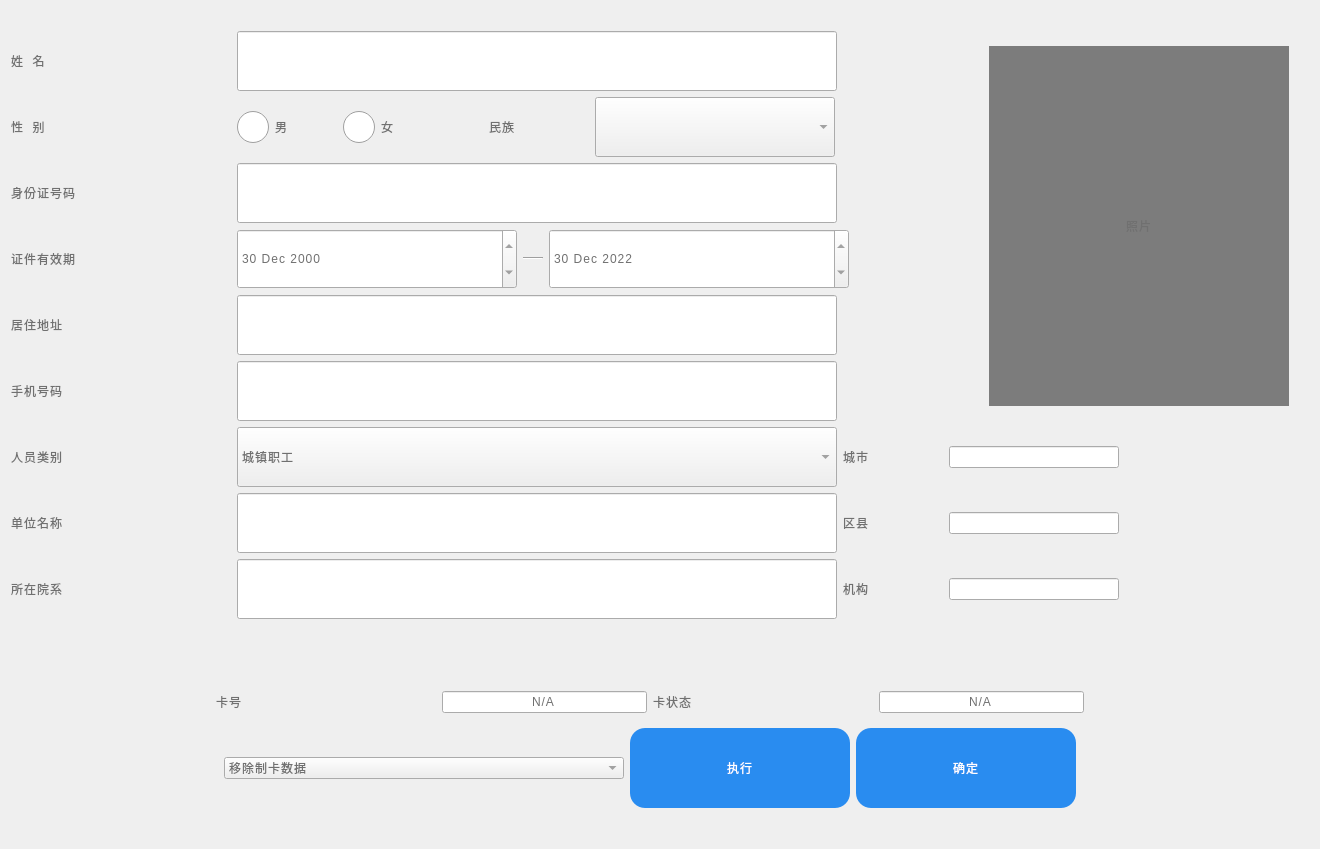
First picture: the form in SSCard_System/sys_sscardapitest.ui, repository leithergit/SSCard_System, before the edit.
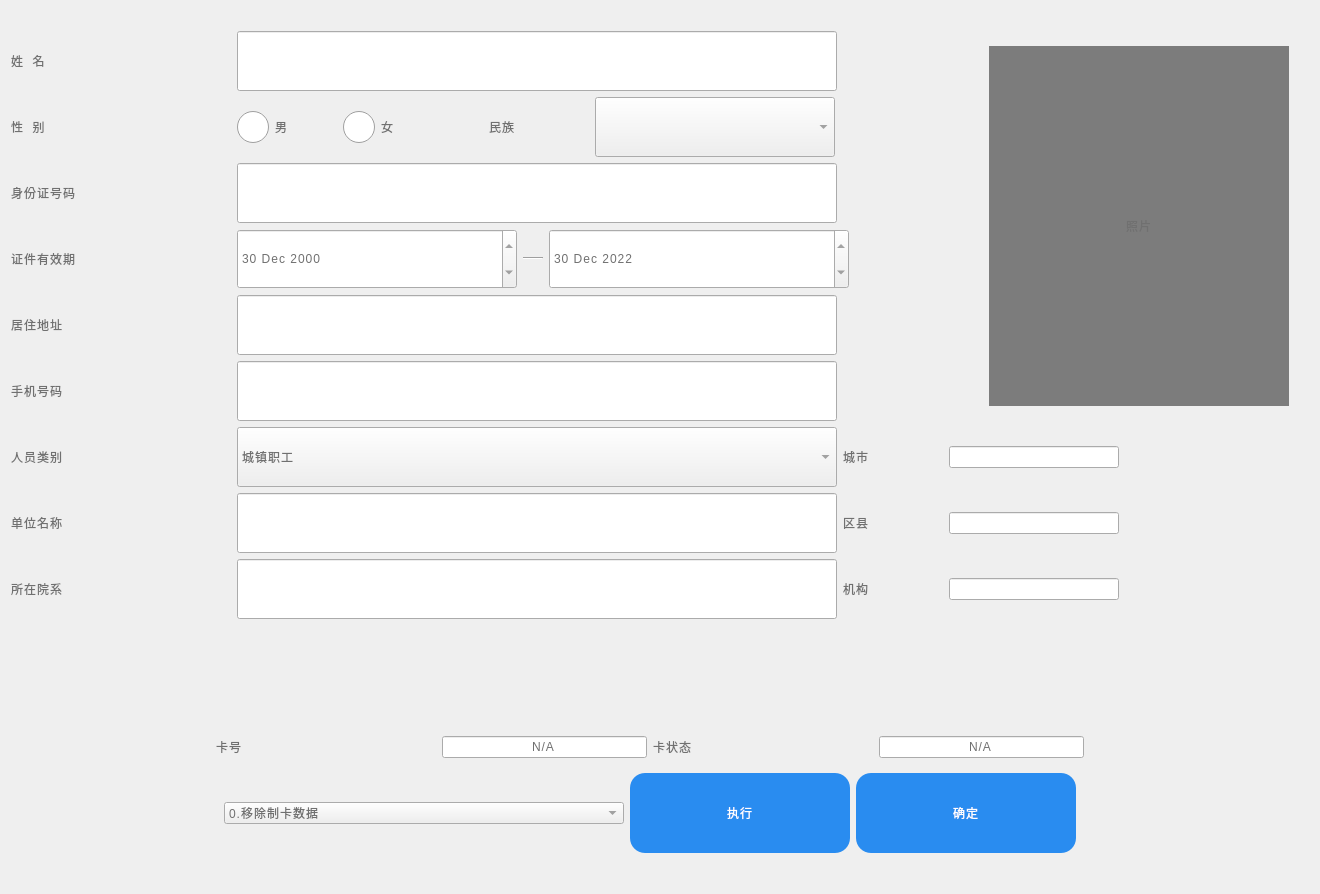
Second picture: the form after the edit. Icons and pictures are not drawn.

Diff of the .ui file:
```diff
--- a/SSCard_System/sys_sscardapitest.ui
+++ b/SSCard_System/sys_sscardapitest.ui
@@ -7,7 +7,7 @@
     <x>0</x>
     <y>0</y>
     <width>1320</width>
-    <height>849</height>
+    <height>894</height>
    </rect>
   </property>
   <property name="maximumSize">
@@ -1037,7 +1037,7 @@
          </property>
          <item>
           <property name="text">
-           <string>移除制卡数据</string>
+           <string>0.移除制卡数据</string>
           </property>
          </item>
          <item>
```
Left out of the diff: 33 changed lines with no effect on the pictures.
